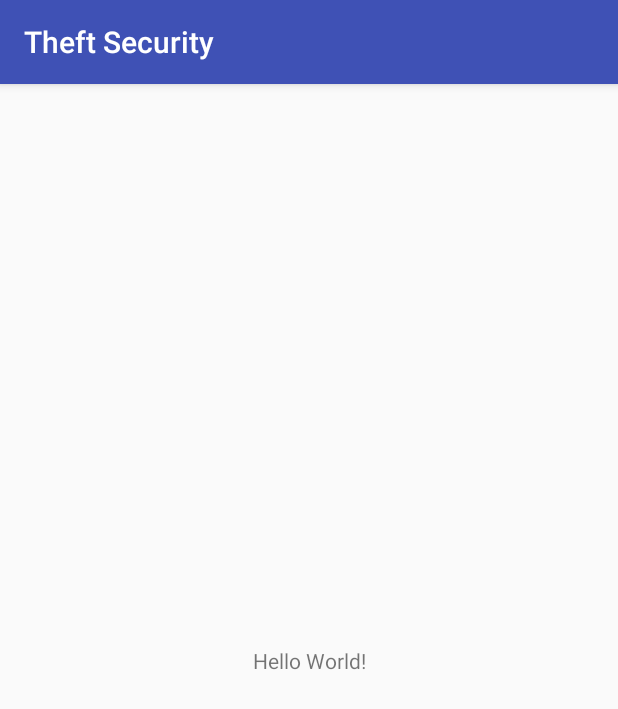
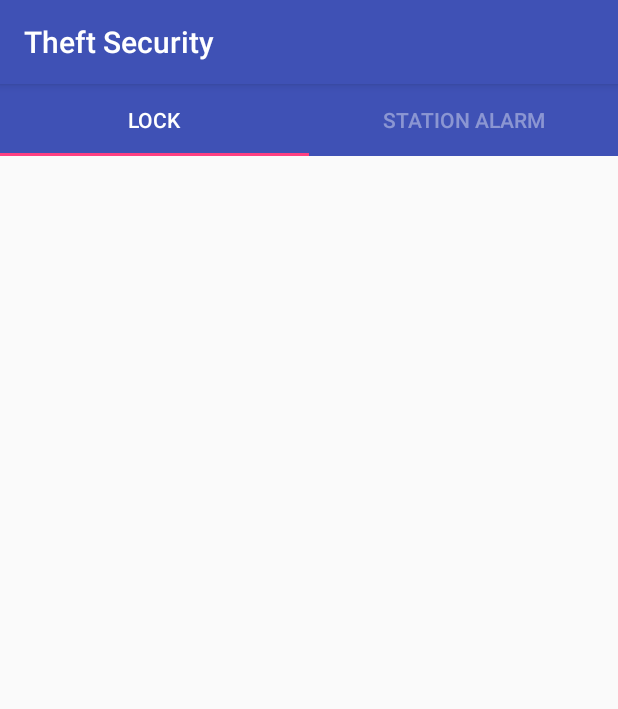
Before and after one commit to ishaandhamija/HackDTU, an Android app: the screen it shows after launch (HomeScreenActivity), on a phone screen of 412 x 824 dp. Shown: the top 709 px of the screen. Run offline under Robolectric (Android 15) with nearby library versions, the phone set to English and light mode, and no system bars.

Commit message:
lock fragment and station alarm fragment set

```diff
--- a/app/build.gradle
+++ b/app/build.gradle
@@ -26,5 +26,6 @@ dependencies {
     })
     compile 'com.android.support:appcompat-v7:26.+'
     compile 'com.android.support.constraint:constraint-layout:1.0.2'
+    compile 'com.android.support:design:25.0.0'
     testCompile 'junit:junit:4.12'
 }
--- a/app/src/main/AndroidManifest.xml
+++ b/app/src/main/AndroidManifest.xml
@@ -9,7 +9,7 @@
         android:roundIcon="@mipmap/ic_launcher_round"
         android:supportsRtl="true"
         android:theme="@style/AppTheme">
-        <activity android:name=".HomeScreenActivity">
+        <activity android:name=".Activities.HomeScreenActivity">
             <intent-filter>
                 <action android:name="android.intent.action.MAIN" />
 
--- /dev/null
+++ b/app/src/main/java/tech/hackdtu/developers2/theftsecurity/Activities/HomeScreenActivity.java
@@ -0,0 +1,76 @@
+package tech.hackdtu.developers2.theftsecurity.Activities;
+
+import android.os.Bundle;
+import android.support.design.widget.TabLayout;
+import android.support.v4.view.ViewPager;
+import android.support.v7.app.AppCompatActivity;
+
+import tech.hackdtu.developers2.theftsecurity.Fragments.LockFragment;
+import tech.hackdtu.developers2.theftsecurity.Fragments.StationAlarmFragment;
+import tech.hackdtu.developers2.theftsecurity.R;
+import tech.hackdtu.developers2.theftsecurity.Utils.ViewPagerAdapter;
+
+public class HomeScreenActivity extends AppCompatActivity {
+
+    ViewPager viewPager;
+    TabLayout tabLayout;
+    ViewPagerAdapter adapter;
+    LockFragment lockFragment;
+    StationAlarmFragment stationAlarmFragment;
+
+    @Override
+    protected void onCreate(Bundle savedInstanceState) {
+        super.onCreate(savedInstanceState);
+        setContentView(R.layout.activity_home_screen);
+
+        viewPager = (ViewPager) findViewById(R.id.viewpager);
+        tabLayout = (TabLayout) findViewById(R.id.tablayout);
+        setupViewPager(viewPager);
+        tabLayout.setupWithViewPager(viewPager);
+
+        tabLayout.addOnTabSelectedListener(new TabLayout.OnTabSelectedListener() {
+            @Override
+            public void onTabSelected(TabLayout.Tab tab) {
+                viewPager.setCurrentItem(tab.getPosition(),false);
+            }
+
+            @Override
+            public void onTabUnselected(TabLayout.Tab tab) {
+
+            }
+
+            @Override
+            public void onTabReselected(TabLayout.Tab tab) {
+
+            }
+        });
+
+        viewPager.addOnPageChangeListener(new ViewPager.OnPageChangeListener() {
+            @Override
+            public void onPageScrolled(int position, float positionOffset, int positionOffsetPixels) {
+
+            }
+
+            @Override
+            public void onPageSelected(int position) {
+                tabLayout.getTabAt(position).select();
+
+            }
+
+            @Override
+            public void onPageScrollStateChanged(int state) {
+
+            }
+        });
+
+    }
+
+    private void setupViewPager(ViewPager viewPager) {
+        adapter = new ViewPagerAdapter(getSupportFragmentManager());
+        lockFragment = new LockFragment();
+        stationAlarmFragment = new StationAlarmFragment();
+        adapter.addFragment(lockFragment, "Lock");
+        adapter.addFragment(stationAlarmFragment,"Station Alarm");
+        viewPager.setAdapter(adapter);
+    }
+}
--- /dev/null
+++ b/app/src/main/java/tech/hackdtu/developers2/theftsecurity/Fragments/LockFragment.java
@@ -0,0 +1,34 @@
+package tech.hackdtu.developers2.theftsecurity.Fragments;
+
+import android.os.Build;
+import android.os.Bundle;
+import android.support.annotation.Nullable;
+import android.support.annotation.RequiresApi;
+import android.support.v4.app.Fragment;
+import android.view.LayoutInflater;
+import android.view.View;
+import android.view.ViewGroup;
+
+import tech.hackdtu.developers2.theftsecurity.R;
+
+/**
+ * Created by ishaandhamija on 14/10/17.
+ */
+
+public class LockFragment extends Fragment {
+
+    @Override
+    public void onCreate(@Nullable Bundle savedInstanceState) {
+        super.onCreate(savedInstanceState);
+        setHasOptionsMenu(true);
+    }
+
+    @RequiresApi(api = Build.VERSION_CODES.M)
+    @Nullable
+    @Override
+    public View onCreateView(LayoutInflater inflater, @Nullable ViewGroup container, @Nullable Bundle savedInstanceState) {
+        final View rootView = inflater.inflate(R.layout.fragment_lock, container, false);
+
+        return rootView;
+    }
+}
--- /dev/null
+++ b/app/src/main/java/tech/hackdtu/developers2/theftsecurity/Fragments/StationAlarmFragment.java
@@ -0,0 +1,34 @@
+package tech.hackdtu.developers2.theftsecurity.Fragments;
+
+import android.os.Build;
+import android.os.Bundle;
+import android.support.annotation.Nullable;
+import android.support.annotation.RequiresApi;
+import android.support.v4.app.Fragment;
+import android.view.LayoutInflater;
+import android.view.View;
+import android.view.ViewGroup;
+
+import tech.hackdtu.developers2.theftsecurity.R;
+
+/**
+ * Created by ishaandhamija on 14/10/17.
+ */
+
+public class StationAlarmFragment extends Fragment {
+
+    @Override
+    public void onCreate(@Nullable Bundle savedInstanceState) {
+        super.onCreate(savedInstanceState);
+        setHasOptionsMenu(true);
+    }
+
+    @RequiresApi(api = Build.VERSION_CODES.M)
+    @Nullable
+    @Override
+    public View onCreateView(LayoutInflater inflater, @Nullable ViewGroup container, @Nullable Bundle savedInstanceState) {
+        final View rootView = inflater.inflate(R.layout.fragment_station_alarm, container, false);
+
+        return rootView;
+    }
+}
--- a/app/src/main/java/tech/hackdtu/developers2/theftsecurity/HomeScreenActivity.java
+++ /dev/null
@@ -1,13 +0,0 @@
-package tech.hackdtu.developers2.theftsecurity;
-
-import android.support.v7.app.AppCompatActivity;
-import android.os.Bundle;
-
-public class HomeScreenActivity extends AppCompatActivity {
-
-    @Override
-    protected void onCreate(Bundle savedInstanceState) {
-        super.onCreate(savedInstanceState);
-        setContentView(R.layout.activity_home_screen);
-    }
-}
--- /dev/null
+++ b/app/src/main/java/tech/hackdtu/developers2/theftsecurity/Utils/TabPagerAdapter.java
@@ -0,0 +1,39 @@
+package tech.hackdtu.developers2.theftsecurity.Utils;
+
+import android.support.v4.app.Fragment;
+import android.support.v4.app.FragmentManager;
+import android.support.v4.app.FragmentStatePagerAdapter;
+
+import tech.hackdtu.developers2.theftsecurity.Fragments.LockFragment;
+import tech.hackdtu.developers2.theftsecurity.Fragments.StationAlarmFragment;
+
+/**
+ * Created by ishaandhamija on 14/10/17.
+ */
+
+public class TabPagerAdapter extends FragmentStatePagerAdapter {
+    public TabPagerAdapter(FragmentManager fm) {
+        super(fm);
+        // TODO Auto-generated constructor stub
+    }
+
+    @Override
+    public Fragment getItem(int i) {
+        switch (i) {
+            case 0:
+                return new LockFragment();
+            case 1:
+                return new StationAlarmFragment();
+        }
+        return null;
+
+    }
+
+    @Override
+    public int getCount() {
+        // TODO Auto-generated method stub
+        return 2; //No of Tabs you can give your number of tabs
+    }
+
+
+}
--- /dev/null
+++ b/app/src/main/java/tech/hackdtu/developers2/theftsecurity/Utils/ViewPagerAdapter.java
@@ -0,0 +1,48 @@
+package tech.hackdtu.developers2.theftsecurity.Utils;
+
+import android.support.v4.app.Fragment;
+import android.support.v4.app.FragmentManager;
+import android.support.v4.app.FragmentPagerAdapter;
+
+import java.util.ArrayList;
+import java.util.List;
+
+/**
+ * Created by ishaandhamija on 22/04/17.
+ */
+
+public class ViewPagerAdapter extends FragmentPagerAdapter {
+
+    private final List<Fragment> mFragmentList = new ArrayList<>();
+    private final List<String> mFragmentTitleList = new ArrayList<>();
+
+    public ViewPagerAdapter(FragmentManager manager) {
+        super(manager);
+    }
+
+    @Override
+    public Fragment getItem(int position) {
+        return mFragmentList.get(position);
+    }
+
+    @Override
+    public int getCount() {
+        return mFragmentList.size();
+    }
+
+    public void addFragment(Fragment fragment, String title) {
+        mFragmentList.add(fragment);
+        mFragmentTitleList.add(title);
+    }
+
+    @Override
+    public CharSequence getPageTitle(int position) {
+        return mFragmentTitleList.get(position);
+    }
+
+    @Override
+    public int getItemPosition(Object object){
+        return super.getItemPosition(object);
+
+    }
+}
--- a/app/src/main/res/layout/activity_home_screen.xml
+++ b/app/src/main/res/layout/activity_home_screen.xml
@@ -1,18 +1,32 @@
 <?xml version="1.0" encoding="utf-8"?>
-<android.support.constraint.ConstraintLayout xmlns:android="http://schemas.android.com/apk/res/android"
+<android.support.design.widget.CoordinatorLayout xmlns:android="http://schemas.android.com/apk/res/android"
     xmlns:app="http://schemas.android.com/apk/res-auto"
-    xmlns:tools="http://schemas.android.com/tools"
     android:layout_width="match_parent"
-    android:layout_height="match_parent"
-    tools:context="tech.hackdtu.developers2.theftsecurity.HomeScreenActivity">
+    android:layout_height="match_parent">
 
-    <TextView
-        android:layout_width="wrap_content"
-        android:layout_height="wrap_content"
-        android:text="Hello World!"
-        app:layout_constraintBottom_toBottomOf="parent"
-        app:layout_constraintLeft_toLeftOf="parent"
-        app:layout_constraintRight_toRightOf="parent"
-        app:layout_constraintTop_toTopOf="parent" />
+    <RelativeLayout
+        android:layout_width="match_parent"
+        android:layout_height="match_parent">
 
-</android.support.constraint.ConstraintLayout>
+        <android.support.design.widget.TabLayout
+            android:id="@+id/tablayout"
+            android:layout_width="match_parent"
+            android:layout_height="wrap_content"
+            android:background="@color/colorPrimary"
+            app:tabGravity="fill"
+            app:tabIndicatorColor="@color/colorAccent"
+            app:tabMode="fixed"
+            app:tabSelectedTextColor="@color/colorTextPrimary"
+            app:tabTextColor="@color/colorTextDisable" />
+
+        <android.support.v4.view.ViewPager
+            android:id="@+id/viewpager"
+            android:layout_width="match_parent"
+            android:layout_height="match_parent"
+            android:layout_below="@+id/tablayout"
+            app:layout_behavior="@string/appbar_scrolling_view_behavior" />
+
+    </RelativeLayout>
+
+
+</android.support.design.widget.CoordinatorLayout>
--- /dev/null
+++ b/app/src/main/res/layout/fragment_lock.xml
@@ -0,0 +1,6 @@
+<?xml version="1.0" encoding="utf-8"?>
+<LinearLayout xmlns:android="http://schemas.android.com/apk/res/android"
+    android:orientation="vertical" android:layout_width="match_parent"
+    android:layout_height="match_parent">
+
+</LinearLayout>
--- /dev/null
+++ b/app/src/main/res/layout/fragment_station_alarm.xml
@@ -0,0 +1,6 @@
+<?xml version="1.0" encoding="utf-8"?>
+<LinearLayout xmlns:android="http://schemas.android.com/apk/res/android"
+    android:orientation="vertical" android:layout_width="match_parent"
+    android:layout_height="match_parent">
+
+</LinearLayout>
--- a/app/src/main/res/values/colors.xml
+++ b/app/src/main/res/values/colors.xml
@@ -3,4 +3,7 @@
     <color name="colorPrimary">#3F51B5</color>
     <color name="colorPrimaryDark">#303F9F</color>
     <color name="colorAccent">#FF4081</color>
+
+    <color name="colorTextPrimary">#FFFFFF</color>
+    <color name="colorTextDisable">#66FFFFFF</color>
 </resources>
```
